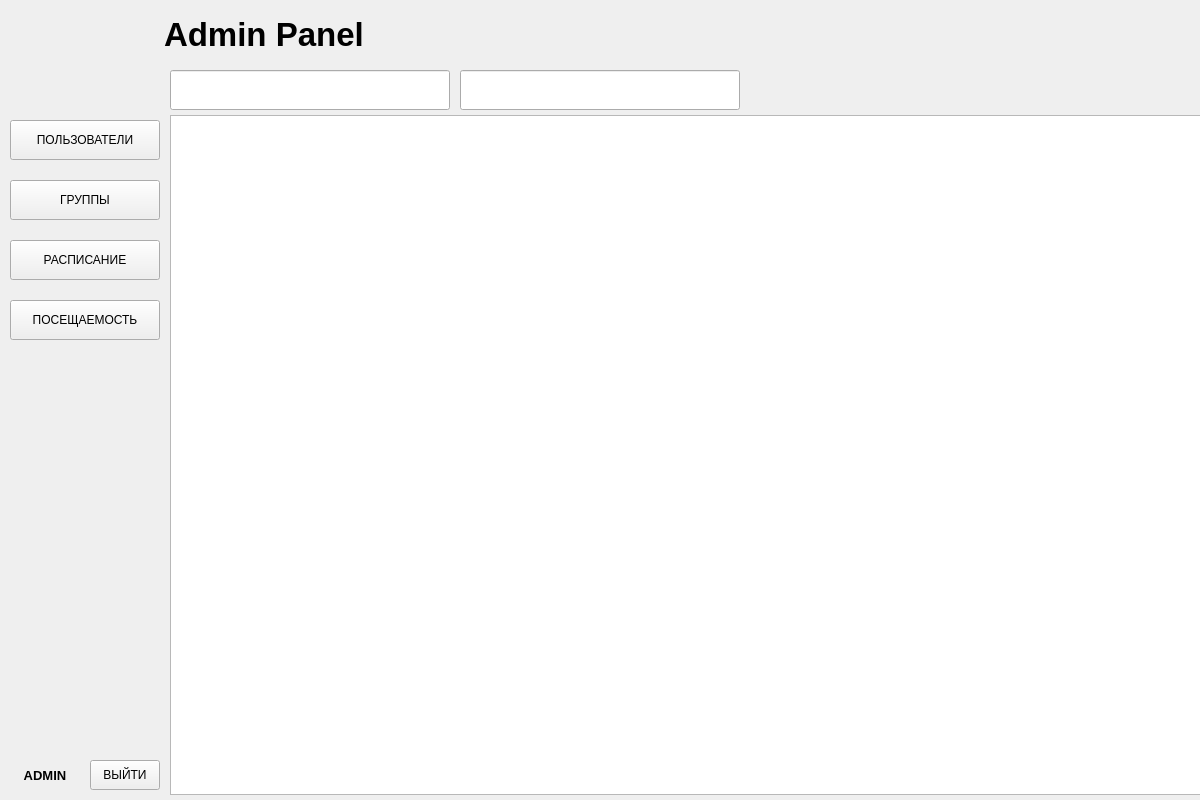
Old version of the form sprots_club/mainwindow.ui in the repository EL0re/SEM5_VPICMV_COURSEWORK.
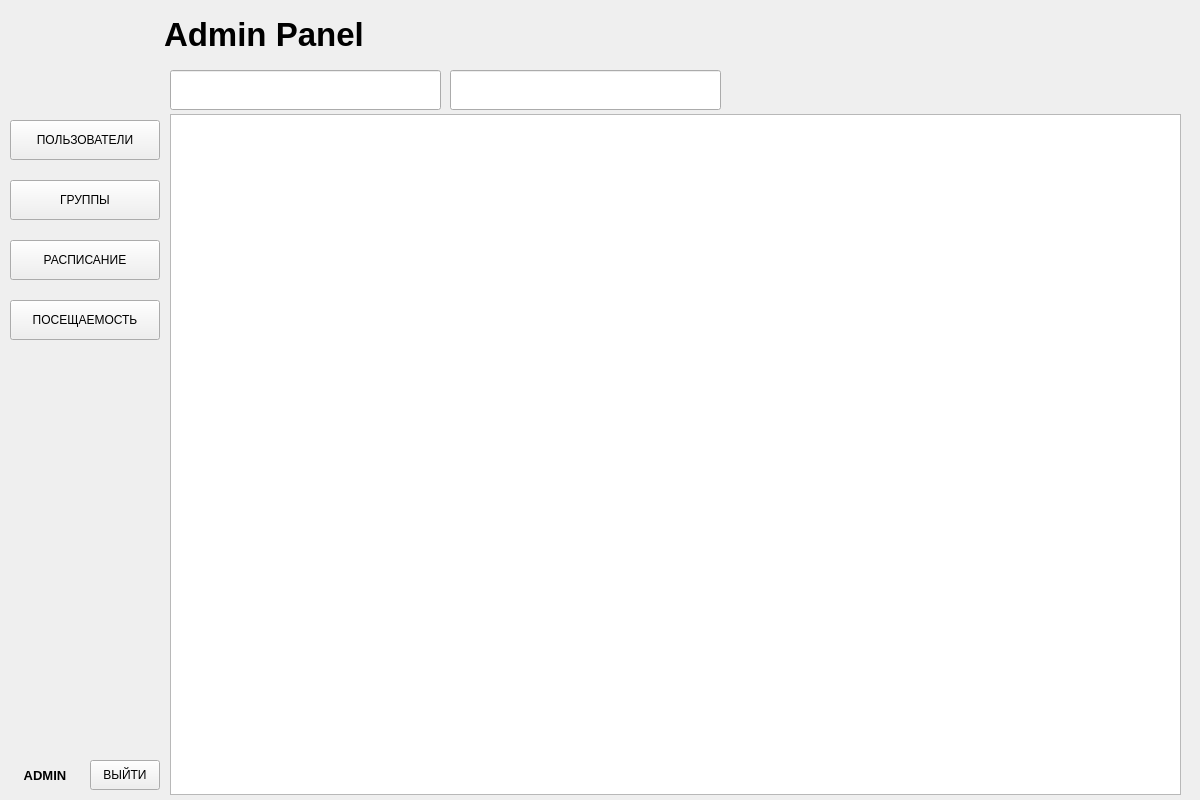
New version of the form.

The edit to the form file:
```diff
--- a/sprots_club/mainwindow.ui
+++ b/sprots_club/mainwindow.ui
@@ -18,9 +18,9 @@
     <property name="geometry">
      <rect>
       <x>170</x>
-      <y>115</y>
-      <width>1031</width>
-      <height>680</height>
+      <y>114</y>
+      <width>1011</width>
+      <height>681</height>
      </rect>
     </property>
    </widget>
@@ -55,7 +55,7 @@
      <rect>
       <x>170</x>
       <y>70</y>
-      <width>280</width>
+      <width>271</width>
       <height>40</height>
      </rect>
     </property>
@@ -115,9 +115,9 @@
    <widget class="QLineEdit" name="lineEdit">
     <property name="geometry">
      <rect>
-      <x>460</x>
+      <x>450</x>
       <y>70</y>
-      <width>280</width>
+      <width>271</width>
       <height>40</height>
      </rect>
     </property>
```
